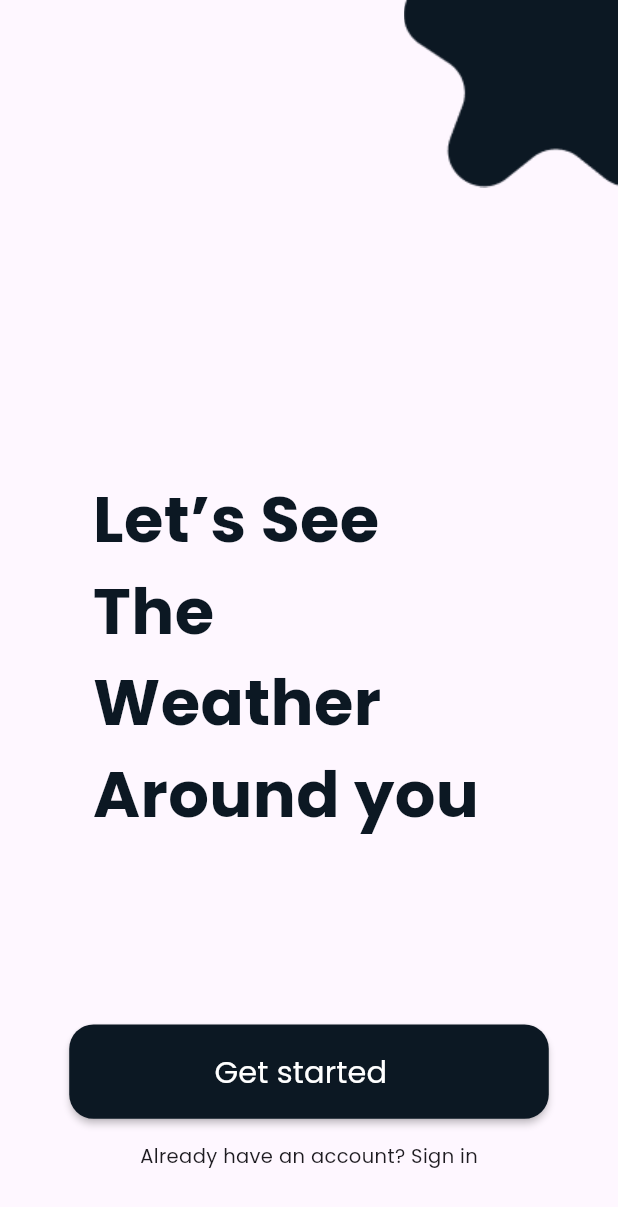
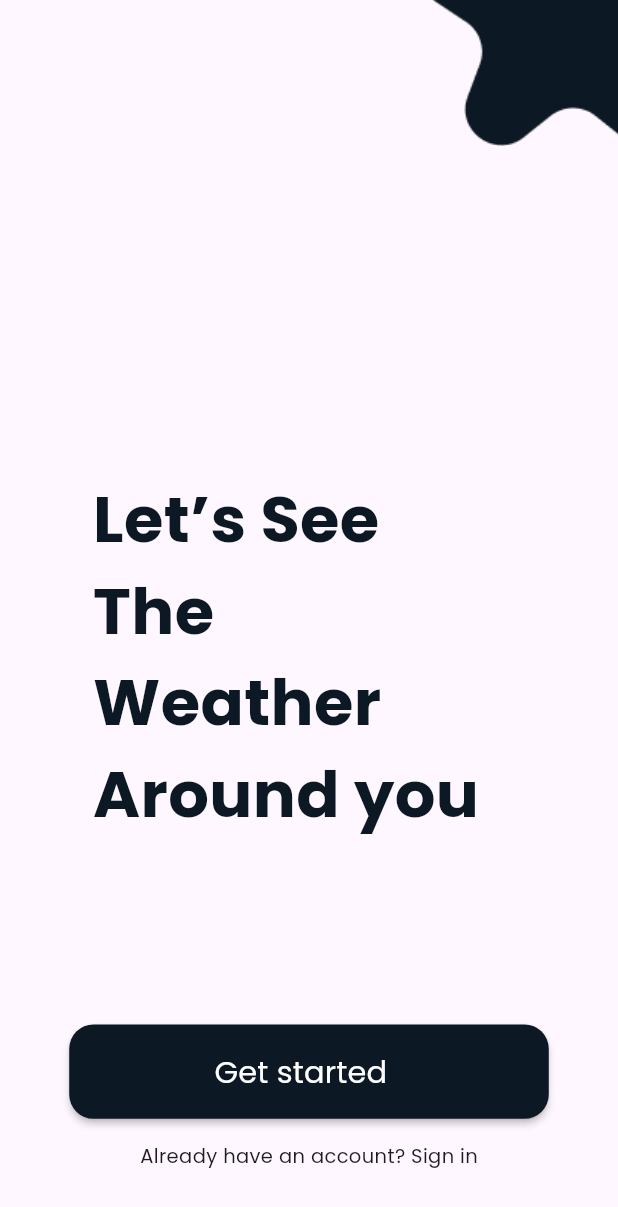
Before and after one commit to Mickool17/cloudy, a Flutter app: the screen it shows after launch, on a phone screen of 412 x 824 dp. Shown: the top 1207 px of the screen. Run offline on Flutter 3.47's test engine with Material 3 defaults, Android fonts, the phone set to English and light mode, and no system bars; our stand-ins replace flutter_iconly, flutter_screenutil, google_fonts, google_nav_bar, line_icons, material_design_icons_flutter and 1 more.

Commit message:
Migrate to Dart 3 / current Flutter, fix splash layout, add README and screenshots
- Bump SDK constraint to Dart 3 and upgrade dependencies
- Replace removed TextTheme.button with labelLarge
- Fix Positioned wrapped in Align on the welcome screen (rendered as error)
- Hide debug 'Not working' fallback text on the home report
- Add portfolio README and app screenshots

```diff
--- a/lib/homescreen_pages/page1.dart
+++ b/lib/homescreen_pages/page1.dart
@@ -163,7 +163,7 @@ class _page1State extends State<page1> {
                         ? Rainfall(
                             viewModel: model,
                           )
-                        : Text('Not working'),
+                        : const SizedBox.shrink(),
                     SizedBox(
                       height: 25.sp,
                     ),
--- a/lib/main.dart
+++ b/lib/main.dart
@@ -22,7 +22,7 @@ class MyApp extends StatelessWidget {
           // You can use the library anywhere in the app even in theme
           theme: ThemeData(
     textTheme: TextTheme(
-      button: TextStyle(fontSize: 45.sp))),
+      labelLarge: TextStyle(fontSize: 45.sp))),
           home: child,
         );
       },
--- a/lib/splash2.dart
+++ b/lib/splash2.dart
@@ -18,15 +18,12 @@ class _splash2State extends State<splash2> {
     return Scaffold(
       body: Stack(
         children: [
-          Align(
-            alignment: Alignment.topRight,
-            child: Positioned(
-                height: 343.h,
-                width: 343.sp,
-                top: -137.h,
-                left: 162.w,
-                child: Image.asset('images/splash2_star.png')),
-          ),
+          Positioned(
+              height: 343.h,
+              width: 343.sp,
+              top: -137.h,
+              left: 162.w,
+              child: Image.asset('images/splash2_star.png')),
           Positioned(
             //bottom: 70.sp,
             top: 312.sp,
```
Also changed, not shown: pubspec.yaml (+5 -5 lines), pubspec.lock, 8 other files.
